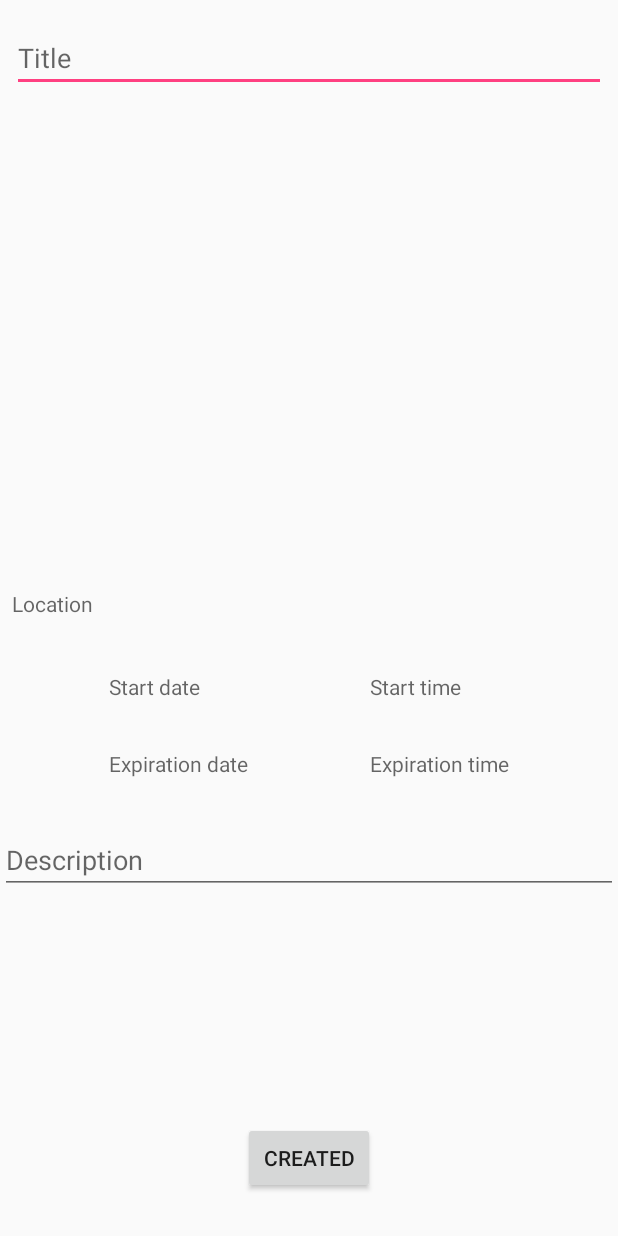
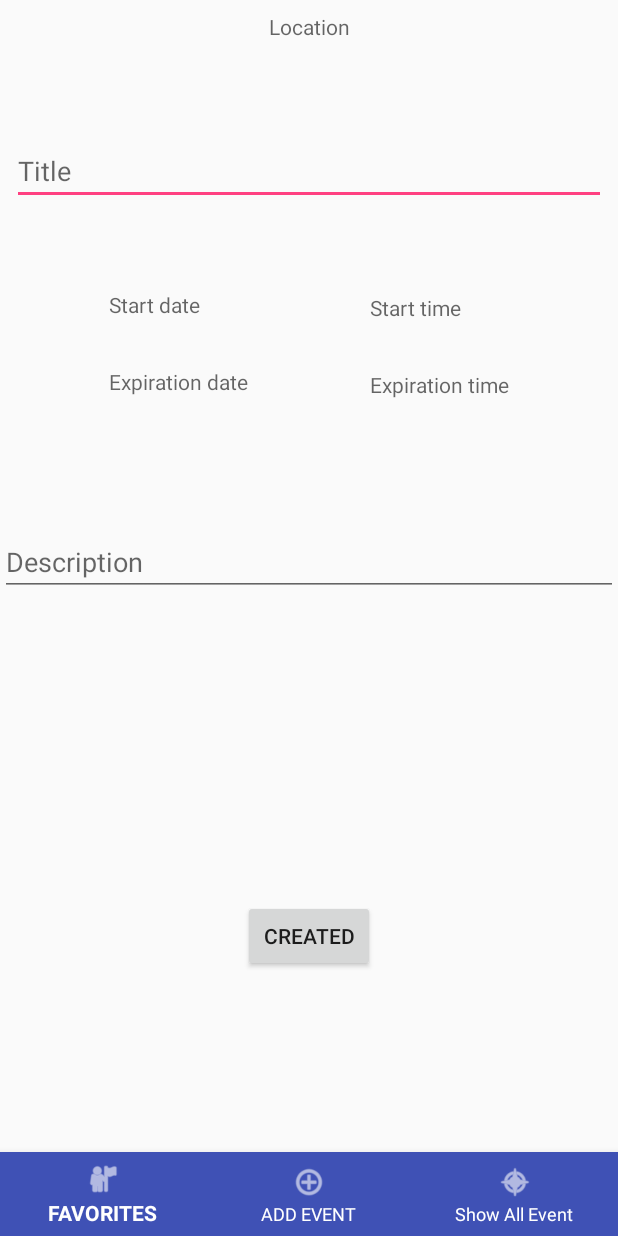
Before and after one commit to DeneroDev/HandMadeEvent, an Android app: the layout activity_created_new_event.xml on its own in the app's theme, with its tools: preview values and no code run, on a phone screen of 412 x 824 dp. Run offline under Robolectric (Android 15) with nearby library versions, the phone set to English and light mode, and no system bars.

Commit message:
ALPHA 0.0.1 -MAP -CREATE EVENT

```diff
--- a/app/src/main/java/com/example/denero/handmadeevent/AuthenticationActivity.kt
+++ b/app/src/main/java/com/example/denero/handmadeevent/AuthenticationActivity.kt
@@ -35,11 +35,11 @@ class AuthenticationActivity : AppCompatActivity() {
 
         } else {
             Toast.makeText(this,
-                    getString(R.string.auth_text_welcome) + (FirebaseAuth.getInstance()
+                    getString(R.string.auth_text_welcome) + " " + (FirebaseAuth.getInstance()
                             .currentUser?.displayName  ),
                     Toast.LENGTH_LONG)
                     .show()
-            startActivity(Intent(applicationContext,CreatedNewEventActivity::class.java))
+            startActivity(Intent(applicationContext,MapsActivity::class.java))
         }
     }
 
--- a/app/src/main/res/layout/activity_created_new_event.xml
+++ b/app/src/main/res/layout/activity_created_new_event.xml
@@ -18,32 +18,32 @@
           android:id="@+id/edit_text_new_event_title"
           android:layout_width="match_parent"
           android:layout_height="wrap_content"
-          android:layout_marginBottom="8dp"
           android:layout_marginEnd="8dp"
           android:layout_marginStart="8dp"
-          android:layout_marginTop="16dp"
+          android:layout_marginTop="8dp"
           android:hint="@string/hint_edit_text_title"
-          app:layout_constraintBottom_toTopOf="@+id/tv_new_event_location"
+          app:layout_constraintBottom_toTopOf="@+id/linearLayout"
           app:layout_constraintEnd_toEndOf="parent"
           app:layout_constraintHorizontal_bias="0.0"
           app:layout_constraintStart_toStartOf="parent"
-          app:layout_constraintTop_toTopOf="parent"
-          app:layout_constraintVertical_bias="0.0" />
+          app:layout_constraintTop_toBottomOf="@+id/tv_new_event_location" />
 
       <TextView
           android:id="@+id/tv_new_event_location"
           android:layout_width="match_parent"
           android:layout_height="wrap_content"
-          android:layout_marginBottom="36dp"
           android:layout_marginEnd="8dp"
           android:layout_marginStart="8dp"
+          android:layout_marginTop="8dp"
+          android:gravity="center"
           android:clickable="true"
           android:hint="@string/hint_tv_location"
           android:inputType="none"
-          app:layout_constraintBottom_toTopOf="@+id/linearLayout"
           app:layout_constraintEnd_toEndOf="parent"
-          app:layout_constraintHorizontal_bias="0.0"
-          app:layout_constraintStart_toStartOf="parent" />
+          app:layout_constraintHorizontal_bias="1.0"
+          app:layout_constraintStart_toStartOf="parent"
+          app:layout_constraintTop_toTopOf="parent"
+          tools:ignore="MissingConstraints" />
 
       <Button
           android:id="@+id/btn_created_new_event"
@@ -52,10 +52,14 @@
           android:layout_marginBottom="28dp"
           android:layout_marginEnd="8dp"
           android:layout_marginStart="8dp"
+          android:layout_marginTop="8dp"
           android:text="@string/text_btn_created_new_event"
           app:layout_constraintBottom_toBottomOf="parent"
           app:layout_constraintEnd_toEndOf="parent"
-          app:layout_constraintStart_toStartOf="parent" />
+          app:layout_constraintStart_toStartOf="parent"
+          app:layout_constraintTop_toTopOf="parent"
+          app:layout_constraintVertical_bias="0.8" />
+
 
       <LinearLayout
           android:id="@+id/linearLayout"
@@ -67,15 +71,17 @@
           android:orientation="vertical"
           app:layout_constraintBottom_toTopOf="@+id/edit_text_new_event_description"
           app:layout_constraintEnd_toStartOf="@+id/linearLayout2"
-          app:layout_constraintStart_toStartOf="parent">
+          app:layout_constraintHorizontal_bias="0.52"
+          app:layout_constraintStart_toStartOf="parent"
+          app:layout_constraintTop_toBottomOf="@+id/edit_text_new_event_title">
 
          <TextView
              android:id="@+id/tv_new_event_date_start"
              android:layout_width="wrap_content"
              android:layout_height="wrap_content"
              android:clickable="true"
-             android:paddingBottom="32dp"
-             android:hint="@string/hint_tv_start_date" />
+             android:hint="@string/hint_tv_start_date"
+             android:paddingBottom="32dp" />
 
          <TextView
              android:id="@+id/tv_new_event_date_expiration"
@@ -92,18 +98,21 @@
           android:layout_marginBottom="32dp"
           android:layout_marginEnd="8dp"
           android:layout_marginStart="8dp"
+          android:layout_marginTop="8dp"
           android:orientation="vertical"
           app:layout_constraintBottom_toTopOf="@+id/edit_text_new_event_description"
           app:layout_constraintEnd_toEndOf="parent"
-          app:layout_constraintStart_toEndOf="@+id/linearLayout">
+          app:layout_constraintStart_toEndOf="@+id/linearLayout"
+          app:layout_constraintTop_toBottomOf="@+id/edit_text_new_event_title"
+          app:layout_constraintVertical_bias="0.0">
 
          <TextView
              android:id="@+id/tv_new_event_time_start"
              android:layout_width="wrap_content"
              android:layout_height="wrap_content"
              android:clickable="true"
+             android:hint="@string/hint_tv_start_time"
              android:paddingBottom="32dp"
-             android:hint="@string/hint_tv_start_time"
              app:layout_constraintEnd_toEndOf="parent" />
 
          <TextView
@@ -111,8 +120,7 @@
              android:layout_width="wrap_content"
              android:layout_height="wrap_content"
              android:clickable="true"
-             android:hint="@string/hint_tv_expiration_time"
-             />
+             android:hint="@string/hint_tv_expiration_time" />
       </LinearLayout>
 
       <EditText
@@ -120,18 +128,35 @@
           android:layout_width="match_parent"
           android:layout_height="wrap_content"
           android:layout_marginBottom="152dp"
+          android:layout_marginTop="3dp"
           android:hint="@string/hint_tv_description"
           app:layout_constraintBottom_toTopOf="@+id/btn_created_new_event"
-          tools:layout_editor_absoluteX="16dp"
-          tools:ignore="MissingConstraints" />
+          app:layout_constraintTop_toBottomOf="@+id/linearLayout2"
+          tools:ignore="MissingConstraints"
+          tools:layout_editor_absoluteX="16dp" />
    </android.support.constraint.ConstraintLayout>
 
    <FrameLayout
        android:id="@+id/my_container"
        android:layout_width="match_parent"
        android:layout_height="match_parent"
+       tools:ignore="MissingConstraints"
        tools:layout_editor_absoluteX="0dp"
-       tools:layout_editor_absoluteY="0dp"
-       tools:ignore="MissingConstraints" />
+       tools:layout_editor_absoluteY="4dp" />
+
+   <android.support.design.widget.BottomNavigationView
+       android:id="@+id/bottom_navigation"
+       android:layout_width="match_parent"
+       android:layout_height="wrap_content"
+       app:itemBackground="@color/colorPrimary"
+       app:itemIconTint="#FFFFFF"
+       app:itemTextColor="#FFFFFF"
+       app:layout_constraintBottom_toBottomOf="parent"
+       app:layout_constraintEnd_toEndOf="parent"
+       app:layout_constraintStart_toStartOf="parent"
+       app:menu="@menu/menu_bottom_navigation">
+
+   </android.support.design.widget.BottomNavigationView>
+
 
 </android.support.constraint.ConstraintLayout>
--- /dev/null
+++ b/app/src/main/res/menu/menu_bottom_navigation.xml
@@ -0,0 +1,15 @@
+<?xml version="1.0" encoding="utf-8"?>
+<menu xmlns:android="http://schemas.android.com/apk/res/android">
+    <item
+        android:id="@+id/action_open_favorites"
+        android:icon="@android:drawable/ic_menu_myplaces"
+        android:title="FAVORITES"/>
+    <item
+        android:id="@+id/action_add_event"
+        android:icon="@android:drawable/ic_menu_add"
+        android:title="ADD EVENT" />
+    <item
+        android:id="@+id/action_all_event"
+        android:icon="@android:drawable/ic_menu_compass"
+        android:title="Show All Event" />
+</menu>
```
Also changed, not shown: app/src/main/java/com/example/denero/handmadeevent/CreatedNewEventActivity.kt (+18 -1 lines), app/src/main/java/com/example/denero/handmadeevent/MapsActivity.kt (+17 -1 lines), app/src/main/res/layout/activity_maps.xml (+24 -1 lines).
